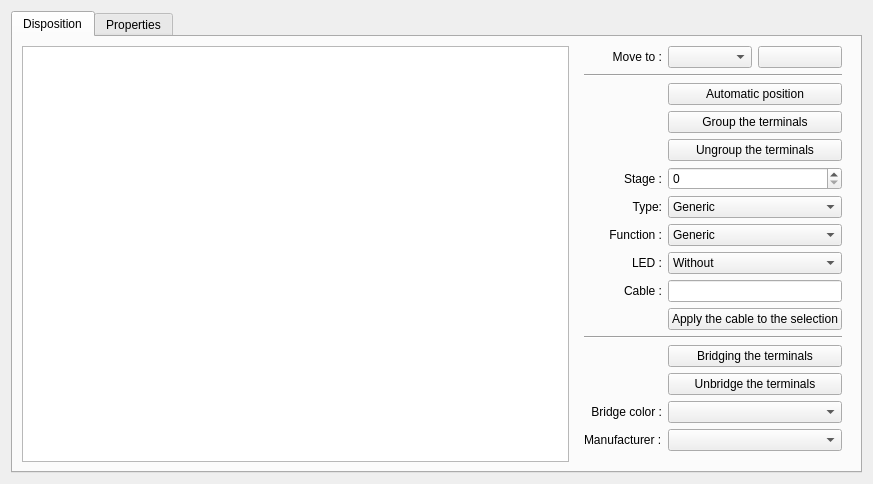
Before: the Qt Designer form sources/TerminalStrip/ui/terminalstripeditor.ui in qelectrotech/qelectrotech-source-mirror, drawn with Qt 5.
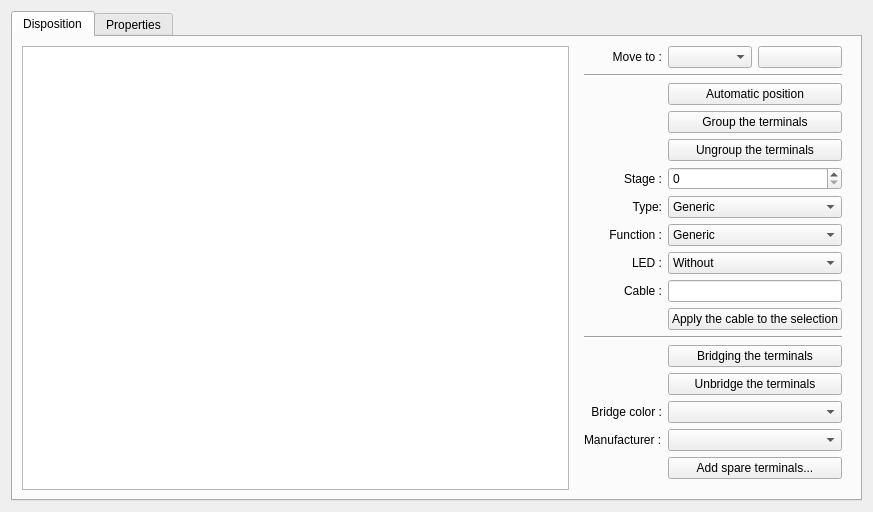
After: the same form once the commit is applied. Icons and pictures are not drawn. Custom widgets are drawn as their Qt base class.

Commit message: Terminal strip editor: add spare terminals, numbered, counted in the nomenclature

The edit to the form file:
```diff
--- a/sources/TerminalStrip/ui/terminalstripeditor.ui
+++ b/sources/TerminalStrip/ui/terminalstripeditor.ui
@@ -212,7 +212,17 @@
             </property>
            </widget>
           </item>
-          <item row="16" column="0">
+          <item row="16" column="1" colspan="2">
+           <widget class="QPushButton" name="m_add_spare_pb">
+            <property name="toolTip">
+             <string>Add spare terminals, on no folio, after the selected terminal</string>
+            </property>
+            <property name="text">
+             <string>Add spare terminals...</string>
+            </property>
+           </widget>
+          </item>
+          <item row="17" column="0">
            <spacer name="verticalSpacer">
             <property name="orientation">
              <enum>Qt::Vertical</enum>
```
The commit also changes 15 other files.
